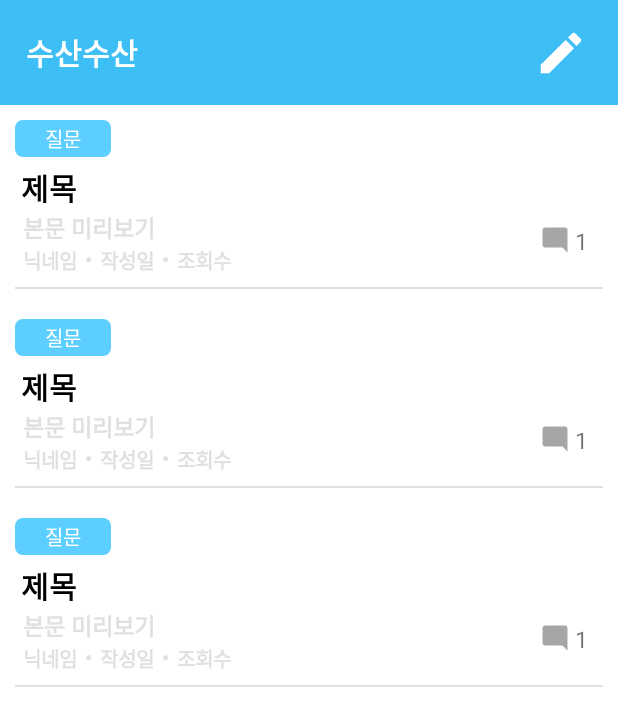
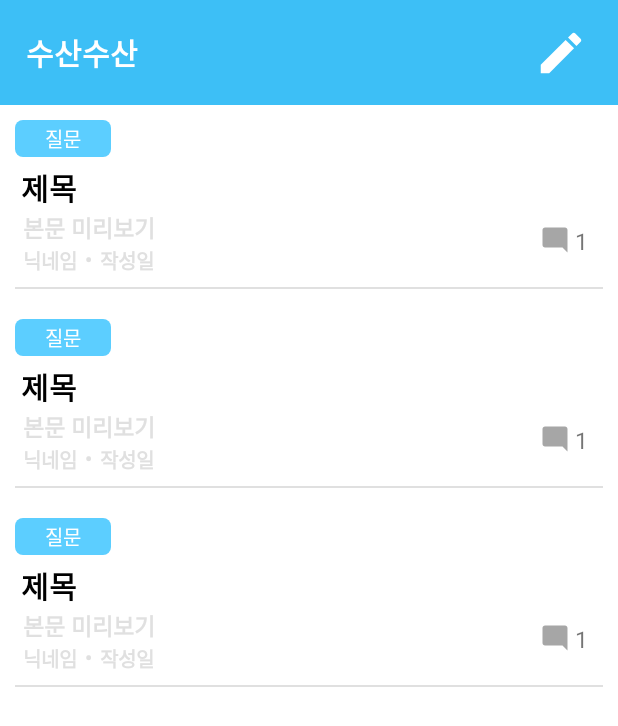
Before and after one commit to sey2/Hanium_Project, an Android app: the layout fragment_board.xml on its own in the app's theme, with its tools: preview values and no code run, on a phone screen of 412 x 824 dp. Shown: the top 726 px of the screen. Run offline under Robolectric (Android 15) with nearby library versions, the phone set to English and light mode, and no system bars.

Commit message:
폴더 및 파일 정리

```diff
--- a/Android/app/src/main/java/com/example/hanium/BoardAdapter.kt
+++ b/Android/app/src/main/java/com/example/hanium/BoardAdapter.kt
@@ -24,7 +24,6 @@ class BoardAdapter(
         val boardContent: TextView = itemView.findViewById(R.id.postListPV)
         val boardUserName: TextView = itemView.findViewById(R.id.postListUsername)
         val boardDate: TextView = itemView.findViewById(R.id.postListDate)
-        val boardHits: TextView = itemView.findViewById(R.id.postListHits)
 
         fun bind(item: BoardItem) {
             itemView.setOnClickListener {
@@ -48,7 +47,6 @@ class BoardAdapter(
         holder.boardContent.text = itemList[position].content
         holder.boardUserName.text = itemList[position].userName
         holder.boardDate.text = itemList[position].date.toString()
-        holder.boardHits.text = "조회 " + itemList[position].hits.toString()
         holder.bind(boardItem)
     }
 
--- a/Android/app/src/main/res/layout/posting_list_view.xml
+++ b/Android/app/src/main/res/layout/posting_list_view.xml
@@ -85,32 +85,6 @@
         app:layout_constraintStart_toEndOf="@id/postListDot1"
         />
 
-    <TextView
-        android:id="@+id/postListDot2"
-        android:layout_width="wrap_content"
-        android:layout_height="wrap_content"
-        android:paddingStart="5sp"
-        android:paddingEnd="5sp"
-        android:textSize="13sp"
-        android:textStyle="bold"
-        android:textColor="@color/light_grey"
-        android:text="•"
-        app:layout_constraintTop_toBottomOf="@id/postListPV"
-        app:layout_constraintStart_toEndOf="@id/postListDate"
-        />
-
-    <TextView
-        android:id="@+id/postListHits"
-        android:layout_width="wrap_content"
-        android:layout_height="wrap_content"
-        android:textSize="13sp"
-        android:textStyle="bold"
-        android:textColor="@color/light_grey"
-        android:text="조회수"
-        app:layout_constraintTop_toBottomOf="@id/postListPV"
-        app:layout_constraintStart_toEndOf="@id/postListDot2"
-        />
-
     <ImageView
         android:id="@+id/postListImage"
         android:layout_width="70sp"
```
Also changed, not shown: Android/app/build.gradle (+5 -8 lines), Android/app/src/main/java/com/example/hanium/BoardFragment.kt (+9 -13 lines), Android/app/src/main/java/com/example/hanium/BoardModel.kt (+14 -8 lines), Android/app/src/main/java/com/example/hanium/BoardService.kt (+11 -3 lines), Android/app/src/main/java/com/example/hanium/BoardWriteActivity.kt (+19 -22 lines), Android/app/src/main/res/layout/activity_board_write.xml (+10 -16 lines), gradle.properties (deleted, +0 -23 lines), settings.gradle (deleted, +0 -16 lines), gradle/wrapper/gradle-wrapper.properties (deleted), 4 other files.
